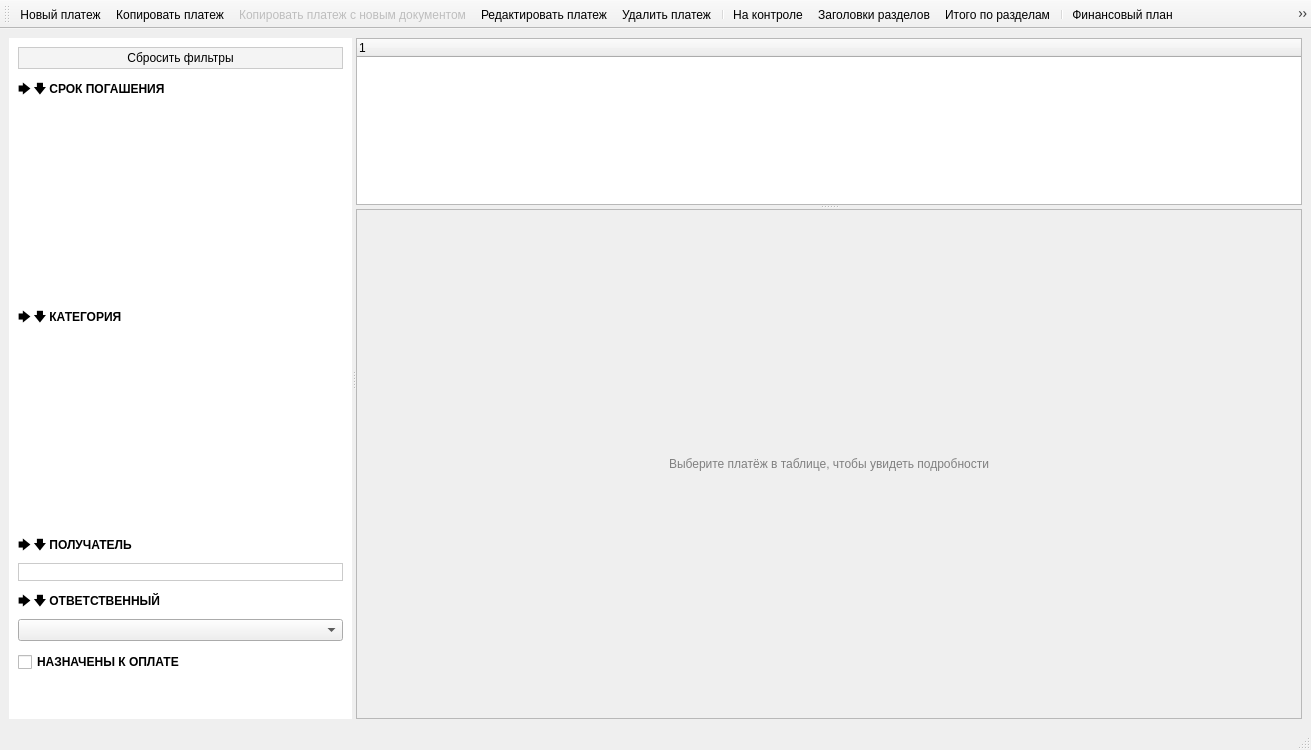
This is designer/ui/mainwindow.ui in Aleee/FinanceCalender as Qt 5 draws it before an edit. The edited form follows.
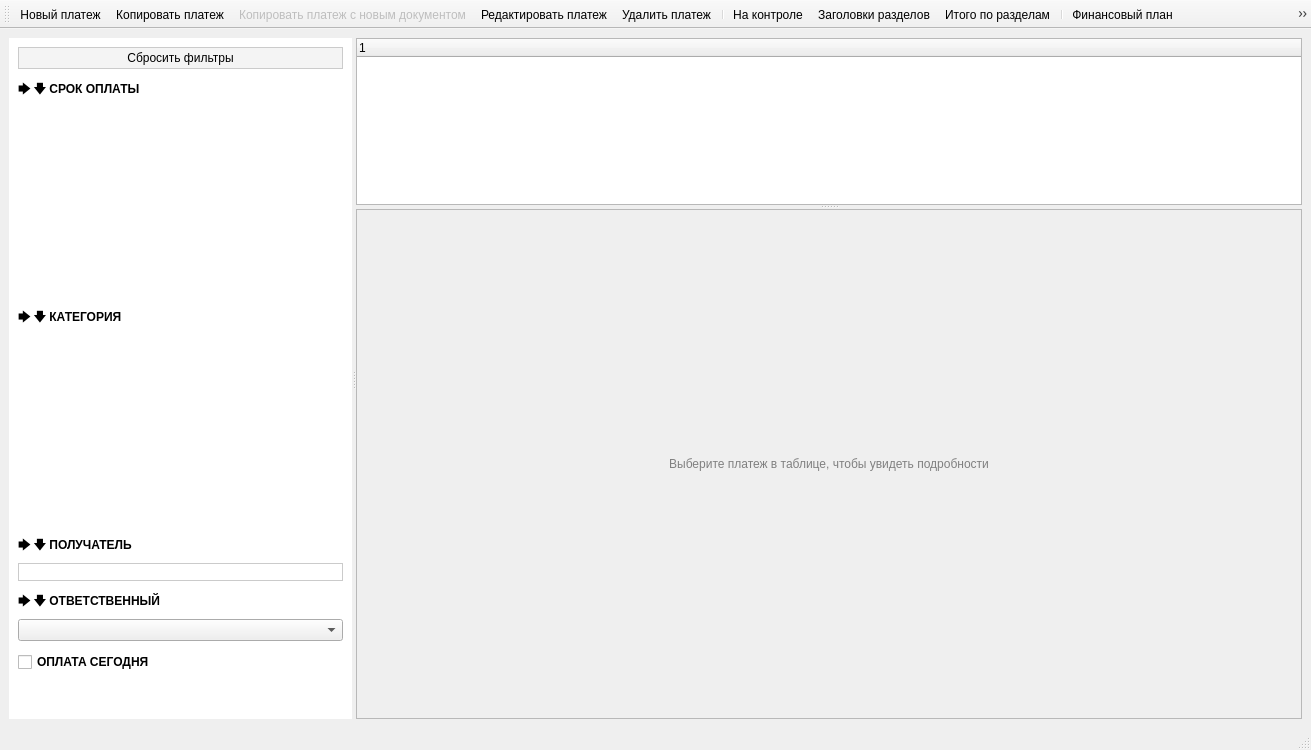
This is the edited form. The open tabs and pages were chosen to show the change. Icons and pictures are not drawn. Custom widgets are drawn as their Qt base class.

What changed in the file:
```diff
--- a/designer/ui/mainwindow.ui
+++ b/designer/ui/mainwindow.ui
@@ -122,7 +122,7 @@
                </font>
               </property>
               <property name="text">
-               <string>НАЗНАЧЕНЫ К ОПЛАТЕ</string>
+               <string>ОПЛАТА СЕГОДНЯ</string>
               </property>
              </widget>
             </item>
@@ -281,7 +281,7 @@
                <string notr="true">border-width: 0px; text-align: left;</string>
               </property>
               <property name="text">
-               <string>🡆 🡇 СРОК ПОГАШЕНИЯ</string>
+               <string>🡆 🡇 СРОК ОПЛАТЫ</string>
               </property>
              </widget>
             </item>
@@ -806,7 +806,7 @@
              <string notr="true">color: #808080;</string>
             </property>
             <property name="text">
-             <string>Выберите платёж в таблице, чтобы увидеть подробности</string>
+             <string>Выберите платеж в таблице, чтобы увидеть подробности</string>
             </property>
             <property name="alignment">
              <set>Qt::AlignmentFlag::AlignCenter</set>
```
Left out of the diff: 4 changed lines with no effect on the pictures.
